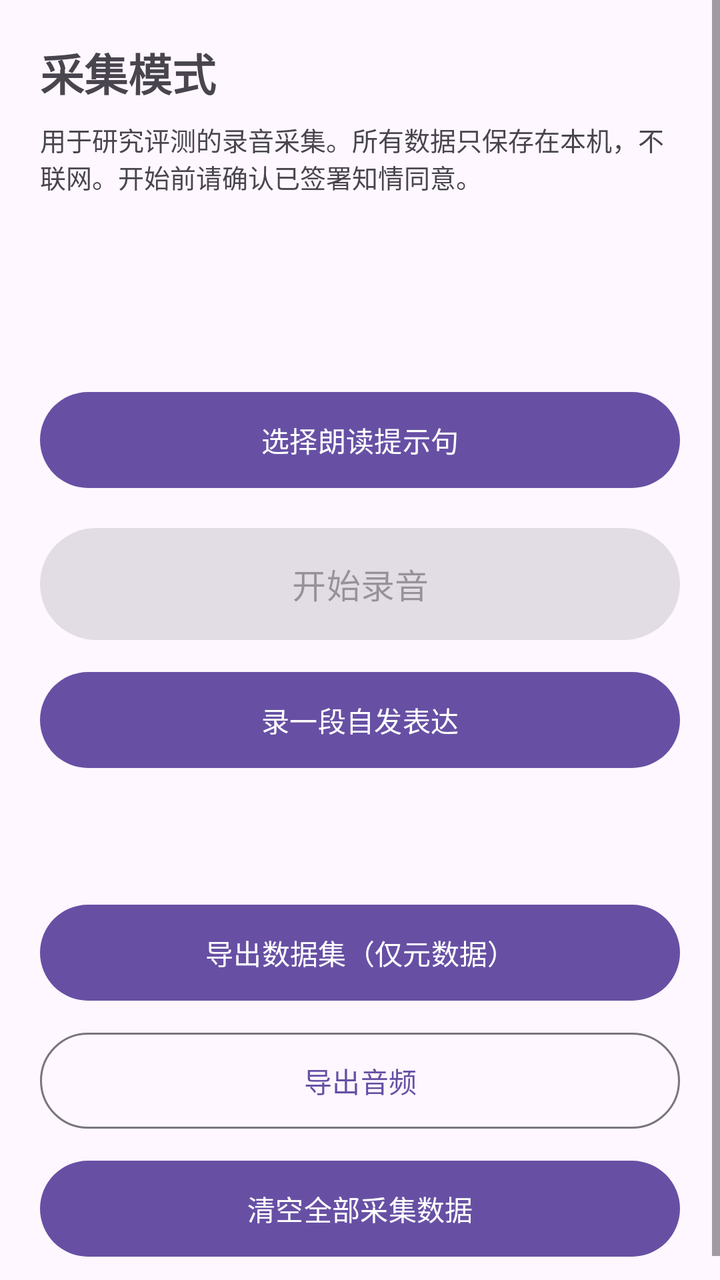
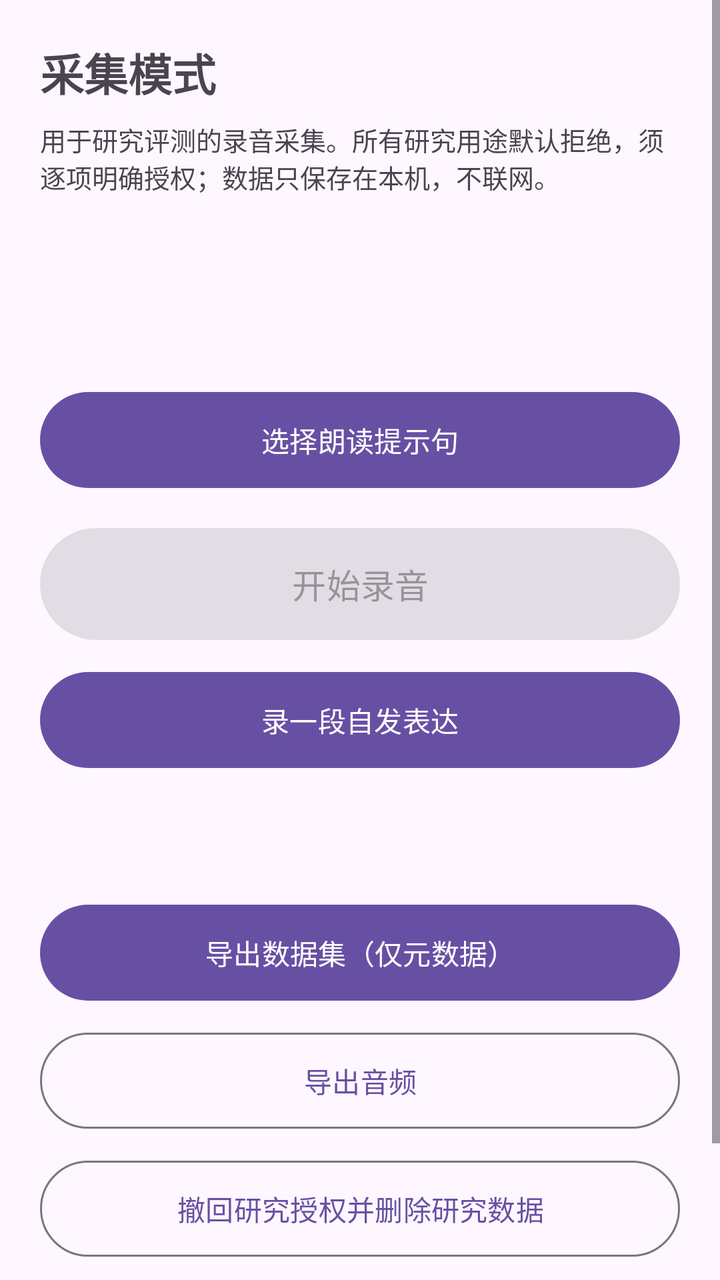

An Android layout rendered at two revisions. The XML below is the earlier revision; the diff shows what the commit changed to produce the second picture.
<!-- AndroidManifest.xml: application theme Theme.VoiceClear -->
<!-- res/layout/activity_capture.xml -->
<?xml version="1.0" encoding="utf-8"?>
<ScrollView xmlns:android="http://schemas.android.com/apk/res/android"
    android:layout_width="match_parent"
    android:layout_height="match_parent"
    android:fillViewport="true">

    <LinearLayout
        android:layout_width="match_parent"
        android:layout_height="wrap_content"
        android:orientation="vertical"
        android:padding="20dp">

        <TextView
            android:id="@+id/captureTitle"
            android:layout_width="match_parent"
            android:layout_height="wrap_content"
            android:text="@string/capture_title"
            android:textSize="22sp"
            android:textStyle="bold" />

        <TextView
            android:id="@+id/captureNotice"
            android:layout_width="match_parent"
            android:layout_height="wrap_content"
            android:layout_marginTop="8dp"
            android:text="@string/capture_notice"
            android:textSize="13sp" />

        <TextView
            android:id="@+id/captureSpeakerInfo"
            android:layout_width="match_parent"
            android:layout_height="wrap_content"
            android:layout_marginTop="12dp"
            android:textSize="14sp"
            android:textStyle="bold" />

        <TextView
            android:id="@+id/captureStats"
            android:layout_width="match_parent"
            android:layout_height="wrap_content"
            android:layout_marginTop="4dp"
            android:textSize="13sp" />

        <TextView
            android:id="@+id/captureGuidance"
            android:layout_width="match_parent"
            android:layout_height="wrap_content"
            android:layout_marginTop="8dp"
            android:textSize="13sp" />

        <com.google.android.material.button.MaterialButton
            android:id="@+id/promptButton"
            android:layout_width="match_parent"
            android:layout_height="wrap_content"
            android:layout_marginTop="16dp"
            android:minHeight="56dp"
            android:text="@string/capture_choose_prompt" />

        <TextView
            android:id="@+id/currentPromptText"
            android:layout_width="match_parent"
            android:layout_height="wrap_content"
            android:layout_marginTop="12dp"
            android:textSize="18sp"
            android:visibility="gone" />

        <TextView
            android:id="@+id/currentPromptNote"
            android:layout_width="match_parent"
            android:layout_height="wrap_content"
            android:layout_marginTop="4dp"
            android:textSize="12sp"
            android:visibility="gone" />

        <com.google.android.material.button.MaterialButton
            android:id="@+id/captureRecordButton"
            android:layout_width="match_parent"
            android:layout_height="wrap_content"
            android:layout_marginTop="12dp"
            android:enabled="false"
            android:minHeight="64dp"
            android:text="@string/capture_start_record"
            android:textSize="17sp" />

        <com.google.android.material.button.MaterialButton
            android:id="@+id/captureSpontaneousButton"
            android:layout_width="match_parent"
            android:layout_height="wrap_content"
            android:layout_marginTop="8dp"
            android:minHeight="56dp"
            android:text="@string/capture_spontaneous" />

        <TextView
            android:id="@+id/captureStatus"
            android:layout_width="match_parent"
            android:layout_height="wrap_content"
            android:layout_marginTop="16dp"
            android:accessibilityLiveRegion="polite"
            android:textSize="15sp" />

        <com.google.android.material.button.MaterialButton
            android:id="@+id/captureExportButton"
            android:layout_width="match_parent"
            android:layout_height="wrap_content"
            android:layout_marginTop="24dp"
            android:minHeight="56dp"
            android:text="@string/capture_export" />

        <com.google.android.material.button.MaterialButton
            android:id="@+id/captureAudioExportButton"
            style="@style/Widget.Material3.Button.OutlinedButton"
            android:layout_width="match_parent"
            android:layout_height="wrap_content"
            android:layout_marginTop="8dp"
            android:minHeight="56dp"
            android:text="@string/export_audio_title" />

        <com.google.android.material.button.MaterialButton
            android:id="@+id/captureClearButton"
            android:layout_width="match_parent"
            android:layout_height="wrap_content"
            android:layout_marginTop="8dp"
            android:minHeight="56dp"
            android:text="@string/capture_clear" />

    </LinearLayout>
</ScrollView>
<!-- resources referenced by this layout -->
<resources>
  <string name="capture_choose_prompt">选择朗读提示句</string>
  <string name="capture_clear">清空全部采集数据</string>
  <string name="capture_export">导出数据集（仅元数据）</string>
  <string name="capture_notice">用于研究评测的录音采集。所有数据只保存在本机，不联网。开始前请确认已签署知情同意。</string>
  <string name="capture_spontaneous">录一段自发表达</string>
  <string name="capture_start_record">开始录音</string>
  <string name="capture_title">采集模式</string>
  <string name="export_audio_title">导出音频</string>
  <style name="Theme.VoiceClear" parent="Theme.Material3.DayNight.NoActionBar" />
</resources>

<!-- the commit's change to res/layout/activity_capture.xml (unified diff, before → after) -->
@@ -116,6 +116,15 @@
             android:text="@string/export_audio_title" />
 
         <com.google.android.material.button.MaterialButton
+            android:id="@+id/captureWithdrawButton"
+            style="@style/Widget.Material3.Button.OutlinedButton"
+            android:layout_width="match_parent"
+            android:layout_height="wrap_content"
+            android:layout_marginTop="8dp"
+            android:minHeight="56dp"
+            android:text="@string/capture_withdraw" />
+
+        <com.google.android.material.button.MaterialButton
             android:id="@+id/captureClearButton"
             android:layout_width="match_parent"
             android:layout_height="wrap_content"
<!-- resource entries referenced after the edit -->
@@ -3,10 +3,11 @@
   <string name="capture_choose_prompt">选择朗读提示句</string>
   <string name="capture_clear">清空全部采集数据</string>
   <string name="capture_export">导出数据集（仅元数据）</string>
-  <string name="capture_notice">用于研究评测的录音采集。所有数据只保存在本机，不联网。开始前请确认已签署知情同意。</string>
+  <string name="capture_notice">用于研究评测的录音采集。所有研究用途默认拒绝，须逐项明确授权；数据只保存在本机，不联网。</string>
   <string name="capture_spontaneous">录一段自发表达</string>
   <string name="capture_start_record">开始录音</string>
   <string name="capture_title">采集模式</string>
+  <string name="capture_withdraw">撤回研究授权并删除研究数据</string>
   <string name="export_audio_title">导出音频</string>
   <style name="Theme.VoiceClear" parent="Theme.Material3.DayNight.NoActionBar" />
 </resources>
